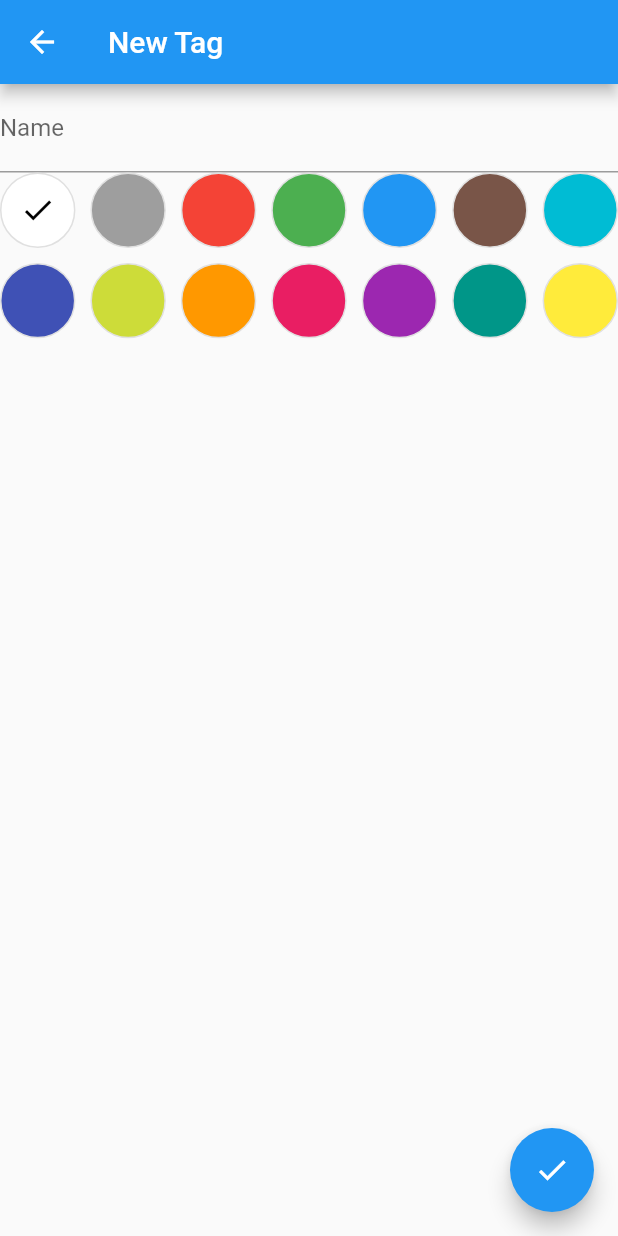
After one commit to M-y/yababos, a Flutter app: the TagsWidget screen opened by its route, after a tap on the "add" icon, on a phone screen of 412 x 824 dp. The commit adds this screen. Run offline on Flutter 3.47's test engine with Material 2 defaults, Android fonts, the phone set to English and light mode, and no system bars; our stand-ins replace equatable, flutter_bloc, flutter_chips_input.

Commit message:
tag editor

```diff
--- a/lib/app.dart
+++ b/lib/app.dart
@@ -1,6 +1,7 @@
 import 'package:flutter/material.dart';
 import 'package:flutter_bloc/flutter_bloc.dart';
 import 'package:flutter_localizations/flutter_localizations.dart';
+import 'package:yababos/views/tags.dart';
 import 'blocs/wallet.dart';
 import 'generated/l10n.dart';
 import 'package:yababos/views/wallet.dart';
@@ -23,6 +24,7 @@ class Yababos extends StatelessWidget {
       ),
       routes: {
         '/wallets': (rcontext) => WalletsWidget(),
+        '/tags': (rcontext) => TagsWidget(),
       },
       home: BlocBuilder<WalletBloc, WalletState>(builder: (context, state) {
         if (state is WalletsLoaded) {
--- a/lib/blocs/tag.dart
+++ b/lib/blocs/tag.dart
@@ -23,6 +23,8 @@ class TagBloc extends Bloc<TagEvent, TagState> {
       yield await _mapDeletetoState(event);
     } else if (event is TagUpdate) {
       yield await _mapUpdatetoState(event);
+    } else if (event is TagGetNone) {
+      yield await _mapGetNonetoState(event);
     }
   }
 
@@ -61,4 +63,8 @@ class TagBloc extends Bloc<TagEvent, TagState> {
     await _tagRepository.update(event.oldName, event.tag);
     return TagLoaded(await _tagRepository.getAll());
   }
+
+  Future<TagState> _mapGetNonetoState(TagGetNone event) async {
+    return TagLoaded(List<Tag>());
+  }
 }
--- a/lib/events/tag.dart
+++ b/lib/events/tag.dart
@@ -5,6 +5,8 @@ abstract class TagEvent {
 }
 
 class TagGetAll extends TagEvent {}
+
+class TagGetNone extends TagEvent {}
 
 class TagFind extends TagEvent {
   final Tag tag;
--- a/lib/l10n/intl_en.arb
+++ b/lib/l10n/intl_en.arb
@@ -15,5 +15,8 @@
   "outside": "Outside",
   "noWallets": "No wallets",
   "wallets": "Wallets",
-  "backup": "Backup"
+  "backup": "Backup",
+  "noTags": "No tags",
+  "editTag": "Edit Tag",
+  "newTag": "New Tag"
 }
--- a/lib/main.dart
+++ b/lib/main.dart
@@ -3,6 +3,7 @@ import 'package:flutter_bloc/flutter_bloc.dart';
 import 'package:yababos/blocs/settings.dart';
 import 'package:yababos/blocs/wallet.dart';
 import 'package:yababos/events/settings.dart';
+import 'package:yababos/events/tag.dart';
 import 'package:yababos/events/wallet.dart';
 import 'app.dart';
 import 'blocs/tag.dart';
@@ -22,7 +23,8 @@ void main() {
             TransactionBloc(RepositorySelections.transactionRepository),
       ),
       BlocProvider(
-        create: (context) => TagBloc(RepositorySelections.tagRepository),
+        create: (context) =>
+            TagBloc(RepositorySelections.tagRepository)..add(TagGetAll()),
       ),
       BlocProvider(
         create: (context) => WalletBloc(
--- /dev/null
+++ b/lib/views/tag_editor.dart
@@ -0,0 +1,140 @@
+import 'package:flutter/material.dart';
+import 'package:yababos/generated/l10n.dart';
+import 'package:yababos/models/tag.dart';
+
+typedef OnSave = Function(Tag tag);
+typedef OnDelete = Function(Tag tag);
+
+class TagEditor extends StatefulWidget {
+  final Tag tag;
+  final OnSave onSave;
+  final OnDelete onDelete;
+
+  final List<Color> availableColors = List.from([
+    Colors.white,
+    Colors.grey,
+    Colors.red,
+    Colors.green,
+    Colors.blue,
+    Colors.brown,
+    Colors.cyan,
+    Colors.indigo,
+    Colors.lime,
+    Colors.orange,
+    Colors.pink,
+    Colors.purple,
+    Colors.teal,
+    Colors.yellow,
+  ]);
+
+  TagEditor({
+    @required this.tag,
+    @required this.onSave,
+    this.onDelete,
+  });
+
+  @override
+  State<StatefulWidget> createState() => TagEditorState();
+}
+
+class TagEditorState extends State<TagEditor> {
+  static final GlobalKey<FormState> _formKey = GlobalKey<FormState>();
+  Color _pickedColor;
+
+  @override
+  void initState() {
+    _pickedColor = widget.tag.color;
+    super.initState();
+  }
+
+  bool _isEdit() {
+    if (widget.tag.name != null) return true;
+    return false;
+  }
+
+  @override
+  Widget build(BuildContext context) {
+    return Scaffold(
+      appBar: AppBar(
+        title: Text(_isEdit() ? S.of(context).editTag : S.of(context).newTag),
+        actions: [
+          _isEdit()
+              ? FlatButton(
+                  child: Text(
+                    S.of(context).delete,
+                    style: TextStyle(color: Colors.red),
+                  ),
+                  onPressed: () {
+                    widget.onDelete(widget.tag);
+                    Navigator.pop(context);
+                  },
+                )
+              : Container()
+        ],
+      ),
+      body: Form(
+        key: _formKey,
+        child: ListView(
+          children: [
+            // Name
+            TextFormField(
+              decoration: InputDecoration(labelText: S.of(context).name),
+              initialValue: _isEdit() ? widget.tag.name : null,
+              onSaved: (newValue) => widget.tag.name = newValue,
+            ),
+            // Color
+            Container(
+              width: double.infinity,
+              height: 200,
+              child: GridView.builder(
+                gridDelegate: SliverGridDelegateWithMaxCrossAxisExtent(
+                    maxCrossAxisExtent: 50,
+                    childAspectRatio: 1 / 1,
+                    crossAxisSpacing: 10,
+                    mainAxisSpacing: 10),
+                itemCount: widget.availableColors.length,
+                itemBuilder: (gcontext, index) {
+                  final itemColor = widget.availableColors[index];
+
+                  return InkWell(
+                    onTap: () {
+                      widget.tag.color = itemColor;
+                      setState(() {
+                        _pickedColor = itemColor;
+                      });
+                    },
+                    child: Container(
+                      width: 50,
+                      height: 50,
+                      decoration: BoxDecoration(
+                          color: itemColor,
+                          shape: BoxShape.circle,
+                          border:
+                              Border.all(width: 1, color: Colors.grey[300])),
+                      child: itemColor == _pickedColor
+                          ? Center(
+                              child: Icon(
+                                Icons.check,
+                                color: Colors.black,
+                              ),
+                            )
+                          : Container(),
+                    ),
+                  );
+                },
+              ),
+            )
+          ],
+        ),
+      ),
+      floatingActionButton: FloatingActionButton(
+        child: Icon(Icons.check),
+        onPressed: () {
+          _formKey.currentState.save();
+          widget.onSave(widget.tag);
+          Navigator.pop(context);
+        },
+      ),
+    );
+  }
+}
--- /dev/null
+++ b/lib/views/tags.dart
@@ -0,0 +1,81 @@
+import 'package:flutter/material.dart';
+import 'package:flutter_bloc/flutter_bloc.dart';
+import 'package:yababos/blocs/tag.dart';
+import 'package:yababos/events/tag.dart';
+import 'package:yababos/generated/l10n.dart';
+import 'package:yababos/models/tag.dart';
+import 'package:yababos/states/tag.dart';
+import 'package:yababos/views/tag_editor.dart';
+
+class TagsWidget extends StatelessWidget {
+  @override
+  Widget build(BuildContext context) {
+    return Scaffold(
+      appBar: AppBar(),
+      body: BlocBuilder<TagBloc, TagState>(
+        builder: (bcontext, state) {
+          if (state is TagLoaded) {
+            List<Tag> tags = state.tags;
+
+            if (tags.isEmpty) {
+              return Center(
+                child: Text(S.of(context).noTags),
+              );
+            } else {
+              return ListView.builder(
+                  itemCount: tags.length,
+                  itemBuilder: (BuildContext lcontext, int index) {
+                    return Card(
+                      child: InkWell(
+                        child: Center(
+                          child: Text(tags[index].name),
+                        ),
+                        onTap: () {
+                          Navigator.push(
+                            context,
+                            MaterialPageRoute(
+                              builder: (econtext) {
+                                return TagEditor(
+                                  tag: tags[index],
+                                  onSave: (tag) =>
+                                      BlocProvider.of<TagBloc>(context)
+                                        ..add(TagGetNone())
+                                        ..add(TagUpdate(tags[index].name, tag)),
+                                  onDelete: (tag) =>
+                                      BlocProvider.of<TagBloc>(context)
+                                        ..add(TagGetNone())
+                                        ..add(TagDelete(tag)),
+                                );
+                              },
+                            ),
+                          );
+                        },
+                      ),
+                    );
+                  });
+            }
+          }
+          return const Center(child: CircularProgressIndicator());
+        },
+      ),
+      floatingActionButton: FloatingActionButton(
+        child: Icon(Icons.add),
+        onPressed: () {
+          Navigator.push(
+            context,
+            MaterialPageRoute(
+              builder: (econtext) {
+                return TagEditor(
+                  tag: Tag(name: null),
+                  onSave: (tag) => BlocProvider.of<TagBloc>(context)
+                    ..add(TagGetNone())
+                    ..add(TagAdd(tag)),
+                );
+              },
+            ),
+          );
+        },
+      ),
+    );
+  }
+}
--- a/lib/views/wallet.dart
+++ b/lib/views/wallet.dart
@@ -81,6 +81,7 @@ class WalletWidgetState extends State<WalletWidget> {
                     title: Text(S.of(context).tags),
                     onTap: () {
                       Navigator.pop(context);
+                      Navigator.of(context).pushNamed('/tags');
                     },
                   ),
                   ListTile(
```
Also changed, not shown: lib/generated/intl/messages_en.dart, lib/generated/l10n.dart.
